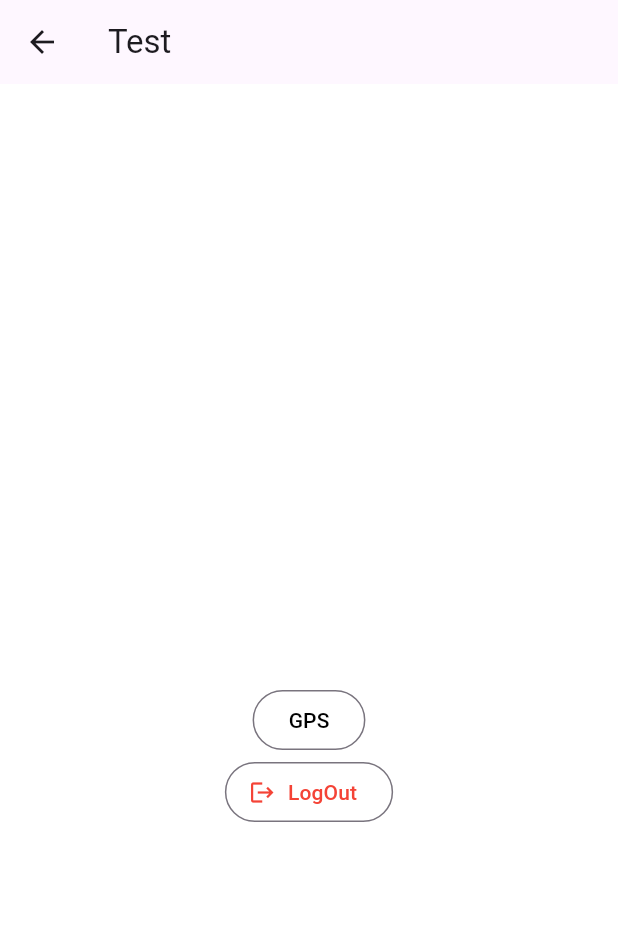
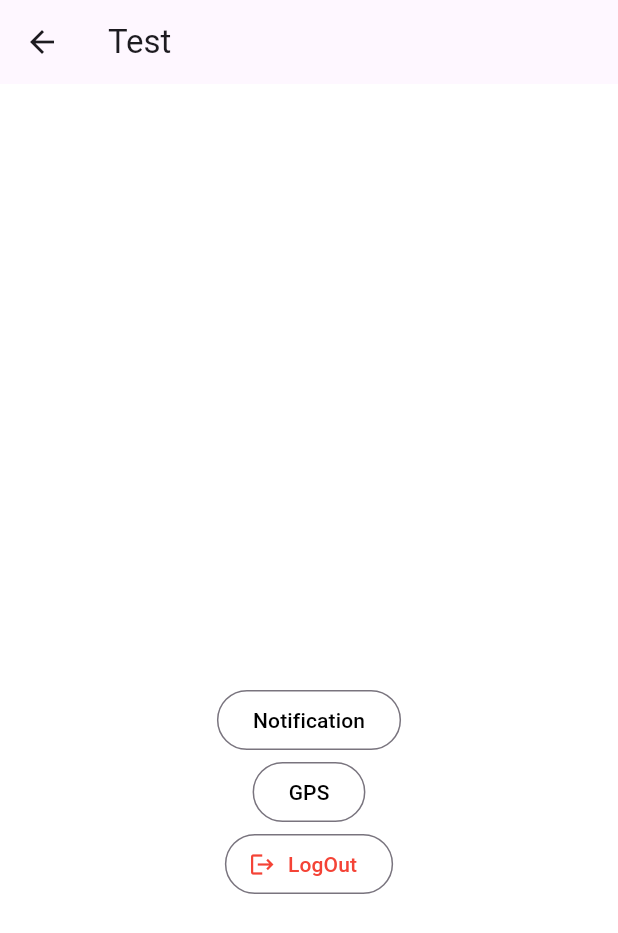
Before and after one commit to brettkwak/RIPC_App_Flutter, a Flutter app: the TestScreen screen opened directly, on a phone screen of 412 x 824 dp. Shown: the top 933 px of the screen. Run offline on Flutter 3.47's test engine with Material 3 defaults, Android fonts, the phone set to English and light mode, and no system bars; our stand-ins replace csv, flutter_local_notifications, flutter_signin_button, geolocator, google_sign_in, permission_handler; project files that could hold a hidden picture were left out.

Commit message:
refactor : notification button

```diff
--- a/lib/features_test.dart
+++ b/lib/features_test.dart
@@ -2,6 +2,7 @@ import 'package:flutter/material.dart';
 import 'package:ripc_flutter/loginscreen.dart';
 import 'login_control.dart';
 import 'gps.dart';
+import 'notifications.dart';
 
 
 class TestScreen extends StatefulWidget {
@@ -22,6 +23,16 @@ class _TestScreenState extends State<TestScreen> {
           children: [
             SizedBox(
               height: 400,
+            ),
+            OutlinedButton(
+                onPressed: () {
+                  FlutterLocalNotification.showNotification();
+                },
+                child: Text("Notification",
+                  style: TextStyle(
+                    color: Colors.black,
+                  ),
+                )
             ),
             OutlinedButton(
                 onPressed: (){
```
